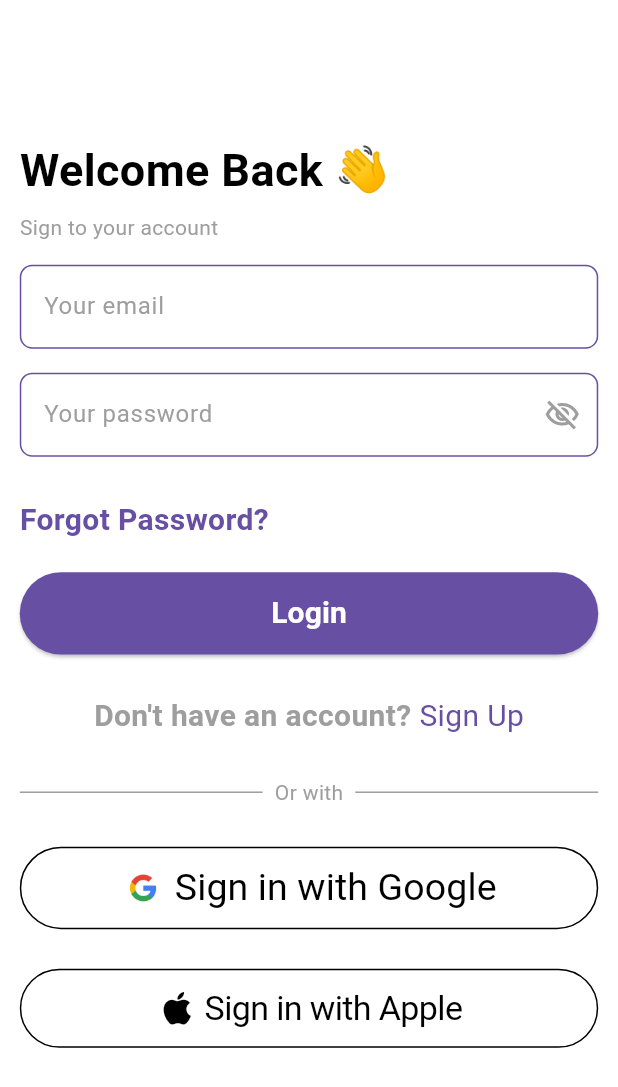
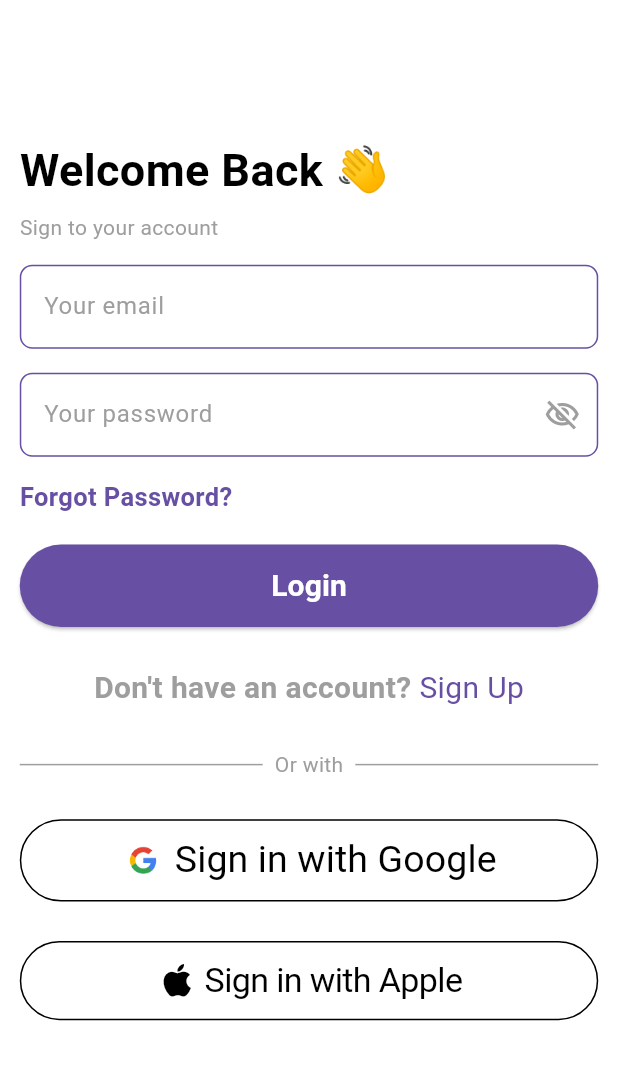
Before and after one commit to NurhayatYurtaslan/bazar_books_mobile_app, a Flutter app: the screen it shows after launch, on a phone screen of 412 x 824 dp. Shown: the top 1087 px of the screen. Run offline on Flutter 3.47's test engine with Material 3 defaults, Android fonts, the phone set to English and light mode, and no system bars; drawn by our look-alikes of sign_in_with_apple; our stand-ins replace auto_route, bloc, cloud_firestore, dots_indicator, firebase_auth, firebase_core and 4 more; accounts and stored records are empty.

Commit message:
update 🆕 : forgot password button's style

```diff
--- a/lib/app/views/view_signin/signin_view.dart
+++ b/lib/app/views/view_signin/signin_view.dart
@@ -85,9 +85,7 @@ class SignInView extends StatelessWidget {
                               return null;
                             },
                           ),
-                          const SizedBox(
-                            height: 20,
-                          ),
+                          SizedBox(height: context.lowValue),
                           Container(
                             alignment: Alignment.centerLeft,
                             child: InkWell(
@@ -96,8 +94,8 @@ class SignInView extends StatelessWidget {
                               child: Text(
                                 "Forgot Password?",
                                 style: TextStyle(
-                                    fontWeight: FontWeight.bold,
-                                    fontSize: 20,
+                                    fontWeight: FontWeight.w700,
+                                    fontSize: 17,
                                     color: Theme.of(context).primaryColor),
                               ),
                             ),
```
